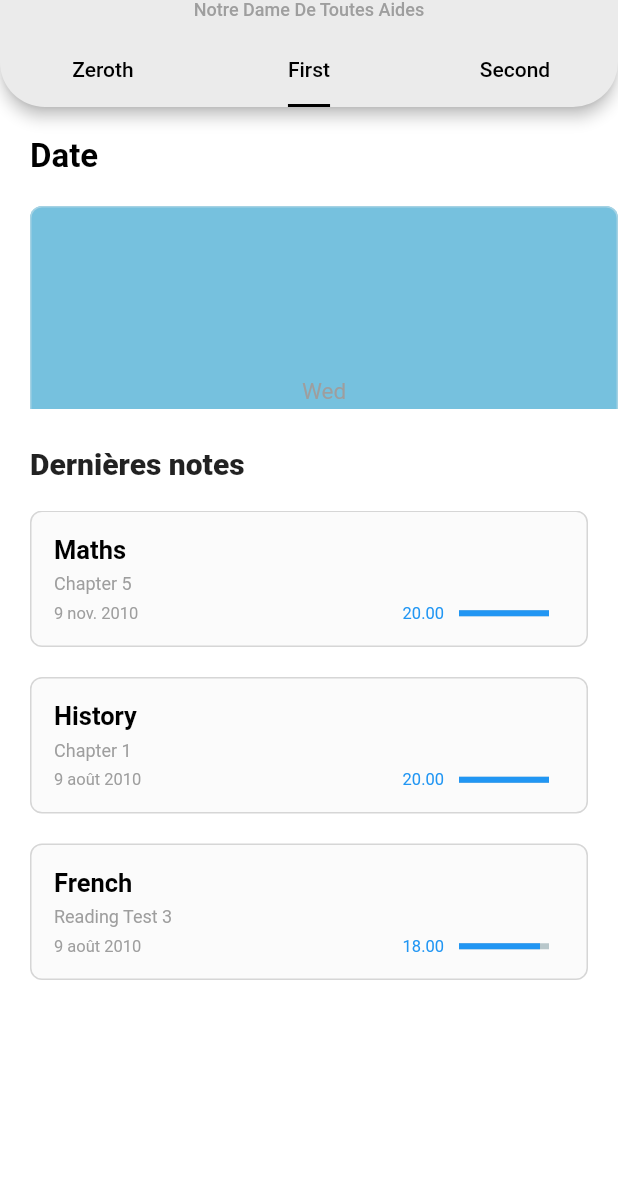
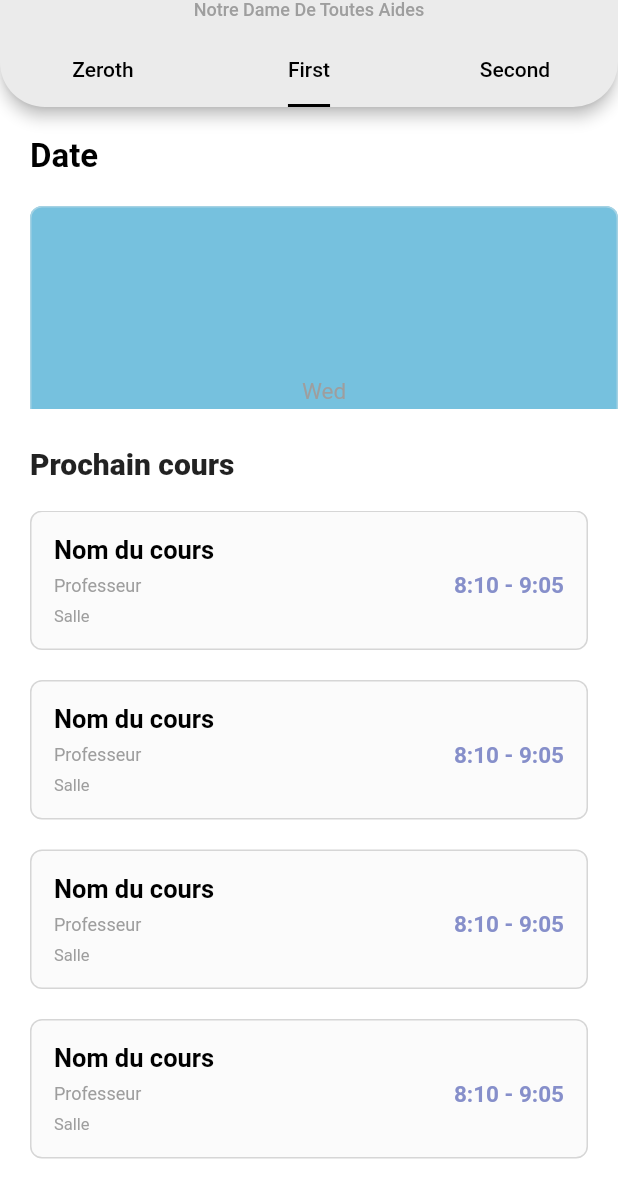
Before and after one commit to Volnetiks/Notes-BAC, a Flutter app: the screen it shows after launch, tab 2 chosen, on a phone screen of 412 x 824 dp, the part 49-1236 px from its top. Run offline on Flutter 3.47's test engine with Material 2 defaults, Android fonts, the phone set to English and light mode, and no system bars; drawn by our look-alikes of percent_indicator; our stand-ins replace fl_chart, salomon_bottom_bar, shared_preferences; Roboto replaces fonts that are missing (SFUI).

Commit message:
Finished schedule_screen and schedule_tile

```diff
--- a/lib/screens/schedule_screen.dart
+++ b/lib/screens/schedule_screen.dart
@@ -3,6 +3,7 @@ import 'package:bac_note/models/grade.dart';
 import 'package:bac_note/widgets/date_tile.dart';
 import 'package:bac_note/widgets/grade_tile.dart';
 import 'package:bac_note/widgets/grades_chart.dart';
+import 'package:bac_note/widgets/schedule_tile.dart';
 import 'package:flutter/material.dart';
 import 'package:flutter/rendering.dart';
 import 'package:flutter_staggered_grid_view/flutter_staggered_grid_view.dart';
@@ -41,8 +42,7 @@ class _ScheduleScreenState extends State<ScheduleScreen> {
                     fontSize: 22,
                     color: Theme.of(context).primaryColor)),
           ),
-          Flexible(
-            child: SizedBox(
+          SizedBox(
             height: 175,
             child: Padding(
               padding: const EdgeInsets.only(top: 20, bottom: 20, left: 20),
@@ -79,7 +79,6 @@ class _ScheduleScreenState extends State<ScheduleScreen> {
               ),
             ),
           ),
-          ),
           const SizedBox(
             height: 5,
           ),
@@ -88,7 +87,7 @@ class _ScheduleScreenState extends State<ScheduleScreen> {
             children: [
               const Padding(
                 padding: EdgeInsets.only(left: 20),
-                child: Text("Dernières notes",
+                child: Text("Prochain cours",
                     style:
                         TextStyle(fontWeight: FontWeight.w800, fontSize: 20)),
               ),
@@ -97,9 +96,7 @@ class _ScheduleScreenState extends State<ScheduleScreen> {
           SizedBox(
             height: 20,
           ),
-          Flexible(
-            child: SizedBox(
-              width: MediaQuery.of(context).size.width,
+          Expanded(
             child: Padding(
               padding: const EdgeInsets.symmetric(horizontal: 20),
               child: StaggeredGridView.countBuilder(
@@ -109,15 +106,11 @@ class _ScheduleScreenState extends State<ScheduleScreen> {
                   shrinkWrap: true,
                   physics: BouncingScrollPhysics(),
                   itemBuilder: (context, index) {
-                      // TODO: Switch to schedule tab
-                      return GradeTile(
-                        grade: grades[index],
-                      );
+                    return ScheduleTile();
                   },
                   staggeredTileBuilder: (int index) {
                     return StaggeredTile.fit(2);
                   }),
-              ),
             ),
           ),
         ],
--- /dev/null
+++ b/lib/widgets/schedule_tile.dart
@@ -0,0 +1,69 @@
+import 'package:bac_note/extensions/hex_color.dart';
+import 'package:bac_note/models/grade.dart';
+import 'package:flutter/material.dart';
+import 'package:intl/date_symbol_data_local.dart';
+import 'package:percent_indicator/percent_indicator.dart';
+import 'package:intl/intl.dart';
+
+class ScheduleTile extends StatefulWidget {
+  @override
+  _ScheduleTileState createState() => _ScheduleTileState();
+}
+
+class _ScheduleTileState extends State<ScheduleTile> {
+  @override
+  Widget build(BuildContext context) {
+    initializeDateFormatting('fr_FR', null);
+
+    return AnimatedContainer(
+      duration: Duration(milliseconds: 1500),
+      padding: EdgeInsets.all(15),
+      decoration: BoxDecoration(
+          color: Theme.of(context).unselectedWidgetColor.withOpacity(0.2),
+          border: Border.all(
+              color: Theme.of(context).disabledColor.withOpacity(0.4)),
+          borderRadius: BorderRadius.circular(8)),
+      child: Column(
+        crossAxisAlignment: CrossAxisAlignment.start,
+        children: [
+          Row(
+            children: [
+              Expanded(
+                child: Text("Nom du cours",
+                    overflow: TextOverflow.ellipsis,
+                    style: TextStyle(
+                        fontSize: 17,
+                        fontWeight: FontWeight.bold,
+                        color: Theme.of(context).primaryColor)),
+              )
+            ],
+          ),
+          SizedBox(
+            height: 5,
+          ),
+          Row(children: [
+            Text(
+              "Professeur",
+              style: TextStyle(color: Colors.grey, height: 1.3, fontSize: 12),
+            ),
+            Flexible(fit: FlexFit.tight, child: SizedBox()),
+            Text(
+              "8:10 - 9:05",
+              style: TextStyle(
+                  color: HexColor.fromHex("#868fca"),
+                  fontSize: 15,
+                  fontWeight: FontWeight.bold),
+            ),
+          ]),
+          SizedBox(
+            height: 5,
+          ),
+          Text("Salle",
+              overflow: TextOverflow.ellipsis,
+              maxLines: 10,
+              style: TextStyle(color: Colors.grey, fontSize: 11))
+        ],
+      ),
+    );
+  }
+}
```
Lines whose indentation alone changed are shown as unchanged.
